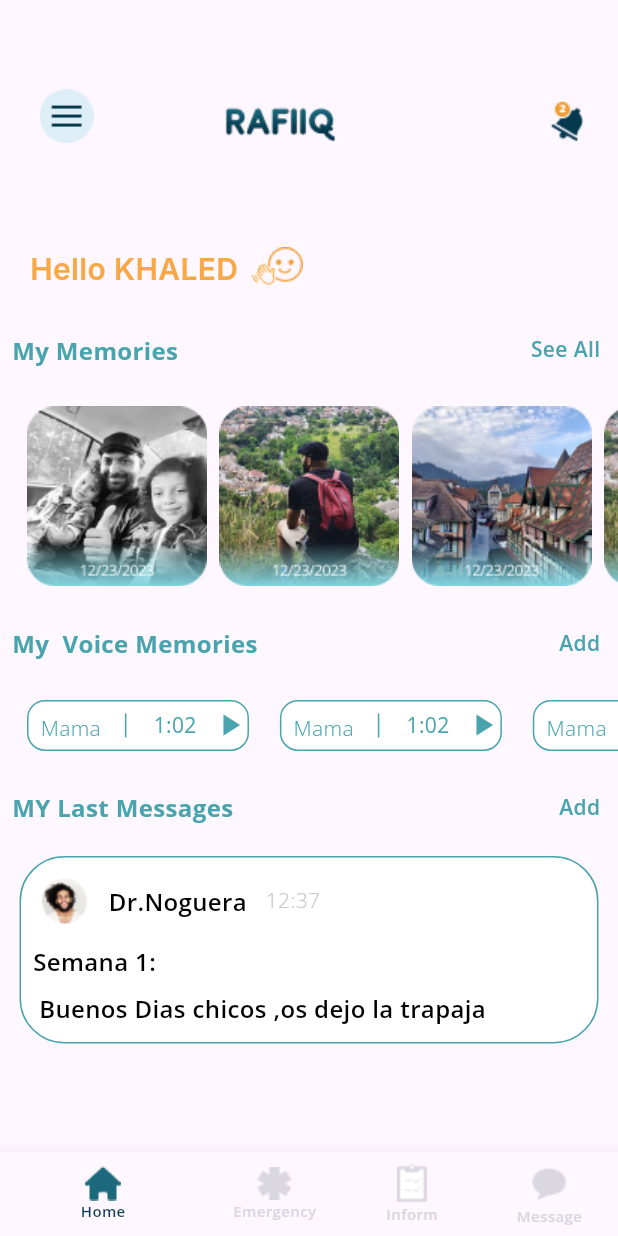
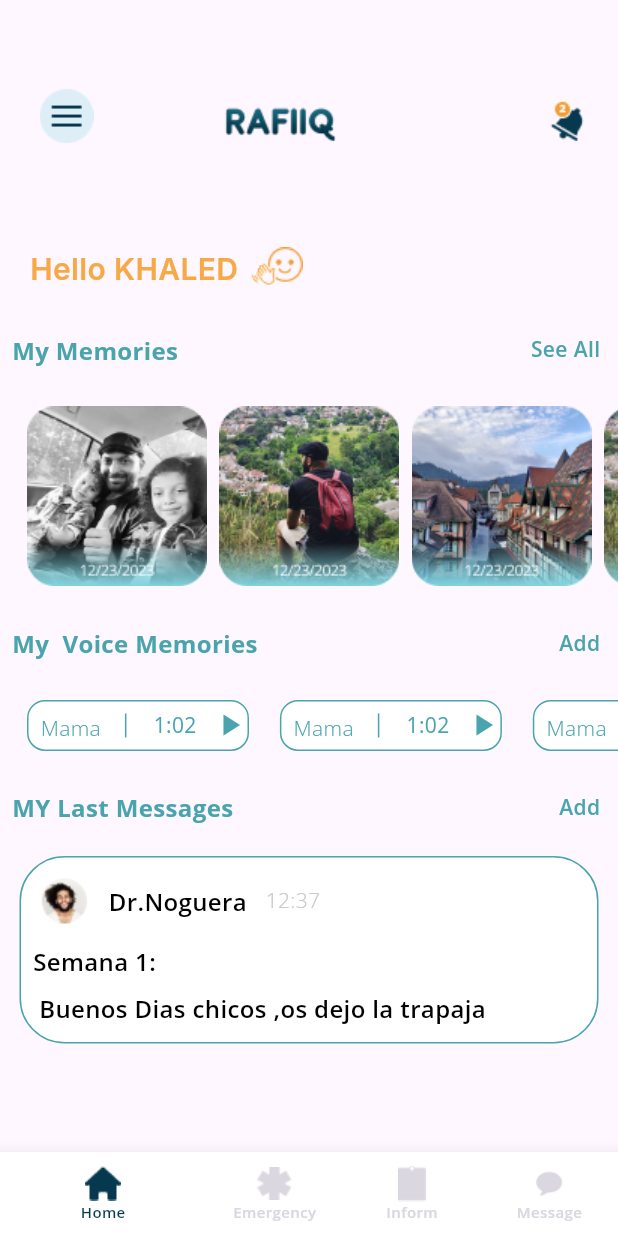
Before and after one commit to Mohamed-lalah/rafik2, a Flutter app: the HomeScreen screen opened by its route, on a phone screen of 412 x 824 dp. Run offline on Flutter 3.47's test engine with Material 3 defaults, Android fonts, the phone set to English and light mode, and no system bars; our stand-ins replace google_fonts, google_maps_flutter, swipeable_button_view, syncfusion_flutter_charts; network calls fail.

Commit message:
bottom navigation bar error fixed

```diff
--- a/lib/main.dart
+++ b/lib/main.dart
@@ -64,7 +64,7 @@ class MyApp extends StatelessWidget {
         // click on upload photo button  -> Upload Photo screen
         //  click on camera icon -> Upload Done screen
       },
-      initialRoute: InformsScreen.routeName
+      initialRoute: HomeScreen.routeName
     );
   }
 }
--- a/lib/ui/screens/home_screen.dart
+++ b/lib/ui/screens/home_screen.dart
@@ -37,13 +37,12 @@ class _HomeScreenState extends State<HomeScreen> {
 
   Widget buildBottomNav() => Theme(
       data: Theme.of(context)
-          .copyWith(canvasColor: Theme.of(context).cardColor),
+          .copyWith(canvasColor:AppColors.white),
       child: BottomNavigationBar(
+        selectedItemColor: AppColors.login_Info_Color,
         unselectedItemColor: AppColors.navColor,
-        selectedItemColor: AppColors.login_Info_Color,
         showSelectedLabels: true,
         showUnselectedLabels: true,
-        backgroundColor: AppColors.white,
         elevation: 10,
         selectedLabelStyle: AppTheme.selectedItemStyle,
         unselectedLabelStyle:
@@ -53,17 +52,17 @@ class _HomeScreenState extends State<HomeScreen> {
           currenttabindex = index;
           setState(() {});
         },
-        items: [
+        items: const [
           BottomNavigationBarItem(
-              icon: Image.asset("assets/images/home 1x.png"), label: "Home"),
+              icon: ImageIcon(AssetImage("assets/images/home 1x.png")), label: "Home"),
           BottomNavigationBarItem(
-              icon: Image.asset("assets/images/setting1x.png"),
+              icon:ImageIcon(AssetImage("assets/images/setting1x.png")),
               label: "Emergency"),
           BottomNavigationBarItem(
-              icon: Image.asset("assets/images/informs 1x.png"),
+              icon: ImageIcon(AssetImage("assets/images/informs 1x.png")),
               label: "Inform"),
           BottomNavigationBarItem(
-              icon: Image.asset("assets/images/message 1x.png"),
+              icon: ImageIcon(AssetImage("assets/images/message 1x.png")),
               label: "Message"),
         ],
       ));
--- a/pubspec.yaml
+++ b/pubspec.yaml
@@ -39,6 +39,7 @@ dependencies:
   geolocator: ^10.1.0
   location: ^5.0.0
   swipeable_button_view: ^0.0.2
+  url_launcher: ^6.2.2
 
 
   # The following adds the Cupertino Icons font to your application.
```
Also changed, not shown: lib/ui/screens/emergencty_tab_screen.dart (+30 -29 lines), lib/ui/screens/emergency_state_screen.dart (+33 -2 lines), pubspec.lock.
